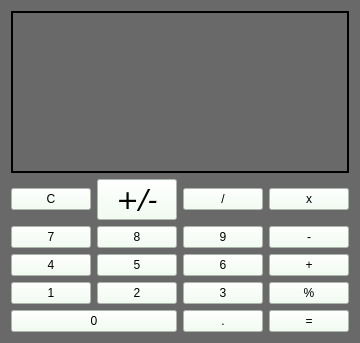
This is awesome_calculator_layout.ui in southernhacker56/AwesomeCalculator as Qt 5 draws it before an edit. The edited form follows.
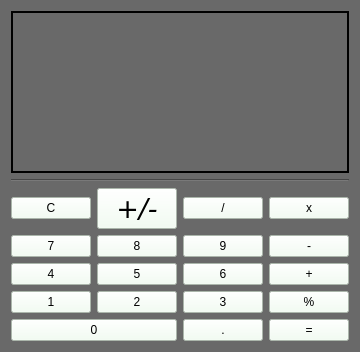
This is the edited form.

Commit message: Update style to the display text

Patch:
```diff
--- a/awesome_calculator_layout.ui
+++ b/awesome_calculator_layout.ui
@@ -6,8 +6,8 @@
    <rect>
     <x>0</x>
     <y>0</y>
-    <width>340</width>
-    <height>343</height>
+    <width>341</width>
+    <height>352</height>
    </rect>
   </property>
   <property name="sizePolicy">
@@ -54,7 +54,14 @@
 &lt;html&gt;&lt;head&gt;&lt;meta name=&quot;qrichtext&quot; content=&quot;1&quot; /&gt;&lt;style type=&quot;text/css&quot;&gt;
 p, li { white-space: pre-wrap; }
 &lt;/style&gt;&lt;/head&gt;&lt;body style=&quot; font-family:'Cantarell'; font-size:10pt; font-weight:400; font-style:normal;&quot;&gt;
-&lt;p style=&quot;-qt-paragraph-type:empty; margin-top:0px; margin-bottom:0px; margin-left:0px; margin-right:0px; -qt-block-indent:0; text-indent:0px; font-size:20pt;&quot;&gt;&lt;br /&gt;&lt;/p&gt;&lt;/body&gt;&lt;/html&gt;</string>
+&lt;p style=&quot;-qt-paragraph-type:empty; margin-top:0px; margin-bottom:0px; margin-left:0px; margin-right:0px; -qt-block-indent:0; text-indent:0px;&quot;&gt;&lt;br /&gt;&lt;/p&gt;&lt;/body&gt;&lt;/html&gt;</string>
+     </property>
+    </widget>
+   </item>
+   <item>
+    <widget class="Line" name="line">
+     <property name="orientation">
+      <enum>Qt::Horizontal</enum>
      </property>
     </widget>
    </item>
```
The commit also changes 2 other files.
